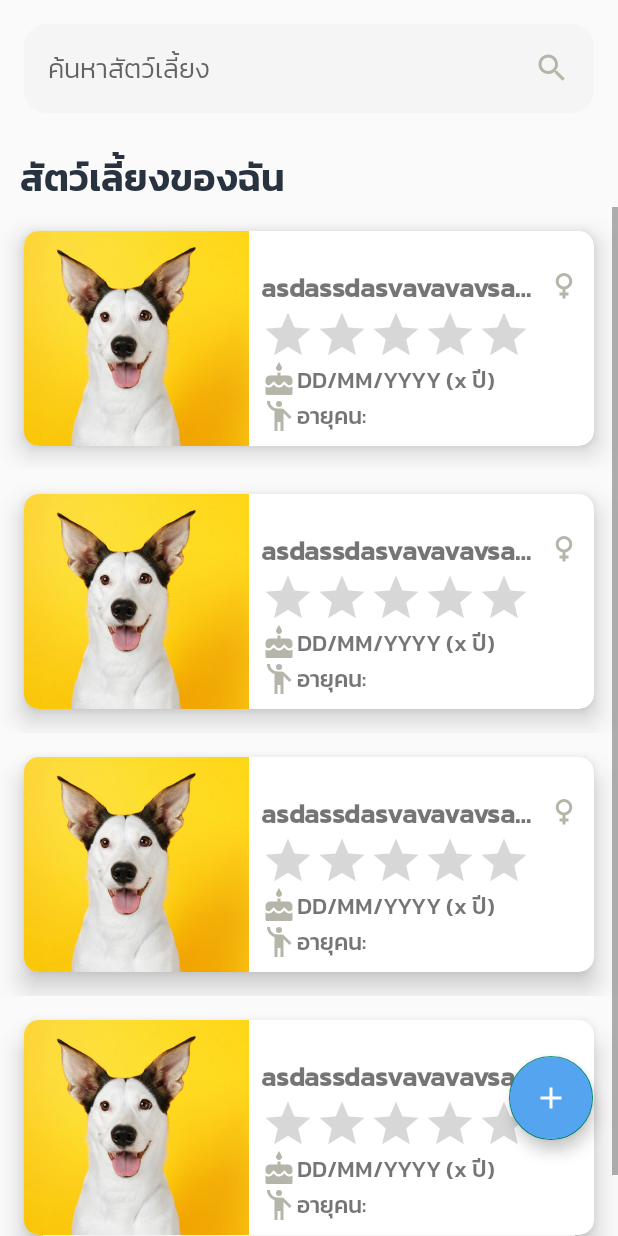
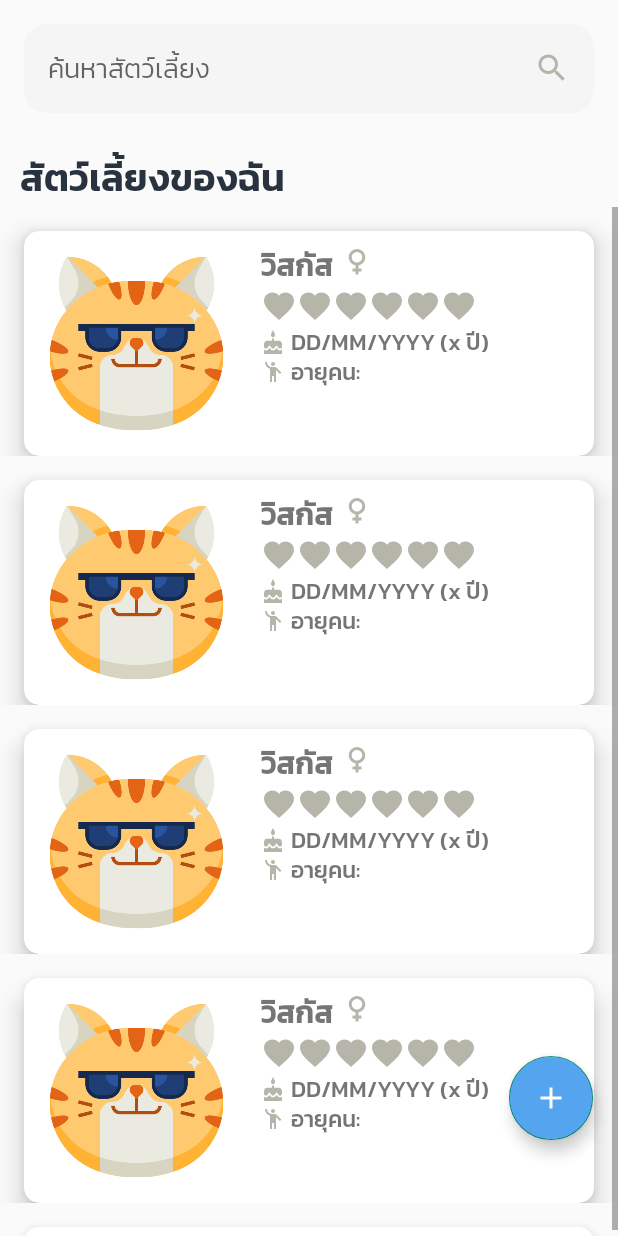
Before and after one commit to natersland/pet-hero-NativeAndroid, an Android app: the layout fragment_home_screen.xml on its own in the app's theme, with its tools: preview values and no code run, on a phone screen of 412 x 824 dp. Run offline under Robolectric (Android 15) with nearby library versions, the phone set to English and light mode, and no system bars.

Commit message:
styled: change view pet card to constraint layout and added heart score icon

```diff
--- a/app/src/main/res/drawable/ic_baseline_cake_24.xml
+++ b/app/src/main/res/drawable/ic_baseline_cake_24.xml
@@ -1,5 +1,5 @@
-<vector android:height="24dp" android:tint="@color/hard_gray_brand"
-    android:viewportHeight="24" android:viewportWidth="24"
-    android:width="24dp" xmlns:android="http://schemas.android.com/apk/res/android">
+<vector android:height="16dp" android:tint="@color/hard_gray_brand"
+    android:viewportHeight="20" android:viewportWidth="24"
+    android:width="16dp" xmlns:android="http://schemas.android.com/apk/res/android">
     <path android:fillColor="@android:color/white" android:pathData="M12,6c1.11,0 2,-0.9 2,-2 0,-0.38 -0.1,-0.73 -0.29,-1.03L12,0l-1.71,2.97c-0.19,0.3 -0.29,0.65 -0.29,1.03 0,1.1 0.9,2 2,2zM16.6,15.99l-1.07,-1.07 -1.08,1.07c-1.3,1.3 -3.58,1.31 -4.89,0l-1.07,-1.07 -1.09,1.07C6.75,16.64 5.88,17 4.96,17c-0.73,0 -1.4,-0.23 -1.96,-0.61L3,21c0,0.55 0.45,1 1,1h16c0.55,0 1,-0.45 1,-1v-4.61c-0.56,0.38 -1.23,0.61 -1.96,0.61 -0.92,0 -1.79,-0.36 -2.44,-1.01zM18,9h-5L13,7h-2v2L6,9c-1.66,0 -3,1.34 -3,3v1.54c0,1.08 0.88,1.96 1.96,1.96 0.52,0 1.02,-0.2 1.38,-0.57l2.14,-2.13 2.13,2.13c0.74,0.74 2.03,0.74 2.77,0l2.14,-2.13 2.13,2.13c0.37,0.37 0.86,0.57 1.38,0.57 1.08,0 1.96,-0.88 1.96,-1.96L20.99,12C21,10.34 19.66,9 18,9z"/>
 </vector>
--- a/app/src/main/res/drawable/ic_baseline_emoji_people_24.xml
+++ b/app/src/main/res/drawable/ic_baseline_emoji_people_24.xml
@@ -1,6 +1,6 @@
-<vector android:height="24dp" android:tint="@color/hard_gray_brand"
+<vector android:height="16dp" android:tint="@color/hard_gray_brand"
     android:viewportHeight="24" android:viewportWidth="24"
-    android:width="24dp" xmlns:android="http://schemas.android.com/apk/res/android">
+    android:width="16dp" xmlns:android="http://schemas.android.com/apk/res/android">
     <path android:fillColor="@android:color/white" android:pathData="M12,4m-2,0a2,2 0,1 1,4 0a2,2 0,1 1,-4 0"/>
     <path android:fillColor="@android:color/white" android:pathData="M15.89,8.11C15.5,7.72 14.83,7 13.53,7c-0.21,0 -1.42,0 -2.54,0C8.24,6.99 6,4.75 6,2H4c0,3.16 2.11,5.84 5,6.71V22h2v-6h2v6h2V10.05L18.95,14l1.41,-1.41L15.89,8.11z"/>
 </vector>
--- /dev/null
+++ b/app/src/main/res/drawable/ic_baseline_favorite_24_pink.xml
@@ -0,0 +1,5 @@
+<vector android:height="24dp" android:tint="@color/pink_brand"
+    android:viewportHeight="24" android:viewportWidth="24"
+    android:width="24dp" xmlns:android="http://schemas.android.com/apk/res/android">
+    <path android:fillColor="@android:color/white" android:pathData="M12,21.35l-1.45,-1.32C5.4,15.36 2,12.28 2,8.5 2,5.42 4.42,3 7.5,3c1.74,0 3.41,0.81 4.5,2.09C13.09,3.81 14.76,3 16.5,3 19.58,3 22,5.42 22,8.5c0,3.78 -3.4,6.86 -8.55,11.54L12,21.35z"/>
+</vector>
--- /dev/null
+++ b/app/src/main/res/drawable/ic_custom_rating.xml
@@ -0,0 +1,8 @@
+<?xml version="1.0" encoding="utf-8"?>
+<layer-list xmlns:android="http://schemas.android.com/apk/res/android">
+    <item android:id="@+id/background"
+        android:drawable="@drawable/ic_baseline_favorite_24_gray"/>
+    <item
+        android:id="@+id/progress"
+        android:drawable="@drawable/ic_baseline_favorite_24_pink" />
+</layer-list>
--- a/app/src/main/res/layout/fragment_home_screen.xml
+++ b/app/src/main/res/layout/fragment_home_screen.xml
@@ -30,9 +30,8 @@
             android:hint="@string/find_pet"
             android:inputType="textPersonName"
             android:padding="16dp"
-            app:layout_constraintBottom_toBottomOf="parent"
+            app:layout_constraintStart_toStartOf="parent"
             app:layout_constraintTop_toTopOf="parent"
-            app:layout_constraintVertical_bias="0.054"
             tools:layout_editor_absoluteX="-27dp" />
 
     </LinearLayout>
@@ -58,11 +57,9 @@
         android:orientation="vertical"
         android:scrollbars="vertical"
         app:layoutManager="LinearLayoutManager"
-        app:layout_constraintBottom_toBottomOf="parent"
         app:layout_constraintTop_toBottomOf="@+id/my_pet_list_header"
-        app:layout_constraintVertical_bias="0.0"
+        app:layout_constraintStart_toStartOf="parent"
         tools:itemCount="10"
-        tools:layout_editor_absoluteX="0dp"
         tools:listitem="@layout/view_pet_card" />
 
     <com.google.android.material.floatingactionbutton.FloatingActionButton
--- a/app/src/main/res/layout/view_pet_card.xml
+++ b/app/src/main/res/layout/view_pet_card.xml
@@ -1,9 +1,9 @@
 <?xml version="1.0" encoding="utf-8"?>
-<LinearLayout xmlns:android="http://schemas.android.com/apk/res/android"
+<androidx.constraintlayout.widget.ConstraintLayout xmlns:android="http://schemas.android.com/apk/res/android"
     xmlns:app="http://schemas.android.com/apk/res-auto"
     xmlns:tools="http://schemas.android.com/tools"
     android:layout_width="match_parent"
-    android:layout_height="wrap_content"
+    android:layout_height="match_parent"
     android:orientation="horizontal">
 
     <androidx.cardview.widget.CardView
@@ -11,11 +11,14 @@
         android:layout_width="match_parent"
         android:layout_height="wrap_content"
         android:layout_margin="16dp"
-        android:backgroundTint="@color/white"
+        android:background="@color/white"
         app:cardCornerRadius="10dp"
-        app:cardElevation="10dp"
-        >
-        <LinearLayout
+        android:layout_marginTop="16dp"
+        app:layout_constraintTop_toTopOf="parent"
+        app:layout_constraintStart_toStartOf="parent"
+        app:cardElevation="10dp">
+
+        <androidx.constraintlayout.widget.ConstraintLayout
             android:layout_width="match_parent"
             android:layout_height="wrap_content">
 
@@ -25,87 +28,137 @@
                 android:layout_height="match_parent"
                 android:adjustViewBounds="true"
                 android:scaleType="centerCrop"
-                tools:srcCompat="@drawable/dog_1" />
-            <LinearLayout
+                app:layout_constraintTop_toTopOf="parent"
+                app:layout_constraintStart_toStartOf="parent"
+                android:padding="16dp"
+                tools:srcCompat="@drawable/cool" />
+
+            <androidx.constraintlayout.widget.ConstraintLayout
                 android:layout_width="0dp"
+                android:layout_height="wrap_content"
                 android:layout_weight="1"
-                android:layout_height="wrap_content"
                 android:orientation="vertical"
-                android:padding="8dp"
-                >
+                app:layout_constraintStart_toEndOf="@id/card_pet_avatar"
+                app:layout_constraintTop_toTopOf="parent"
+                android:padding="8dp">
 
                 <!-- Zone 1: Pet Name -->
-                <LinearLayout
-                    android:layout_width="match_parent"
-                    android:layout_height="wrap_content"
-                    android:layout_marginTop="16dp">
-
                     <TextView
                         android:id="@+id/card_pet_name"
-                        android:layout_width="0dp"
-                        android:layout_weight="1"
+                        android:layout_width="wrap_content"
                         android:layout_height="wrap_content"
+                        android:ellipsize="end"
                         android:fontFamily="@font/kanit_md"
+                        android:maxLines="1"
                         android:text="@string/pet_name"
-                        tools:text="asdassdasvavavavsavavasvasv"
-                        android:maxLines="1"
-                        android:ellipsize="end"
-                        android:textSize="18sp"
-                        android:textStyle="bold" />
+                        android:textSize="20sp"
+                        android:textStyle="bold"
+                        app:layout_constraintStart_toStartOf="parent"
+                        app:layout_constraintTop_toTopOf="parent"
+                        tools:text="วิสกัส" />
 
                     <ImageView
                         android:id="@+id/card_pet_gender"
                         android:layout_width="wrap_content"
                         android:layout_height="wrap_content"
                         android:layout_marginStart="4dp"
+                        app:layout_constraintStart_toEndOf="@id/card_pet_name"
+                        app:layout_constraintTop_toTopOf="parent"
                         android:src="@drawable/ic_baseline_female_24" />
+
+
+<!--                Hearts-->
+                <LinearLayout
+                    android:id="@+id/heart_rating"
+                    android:layout_width="match_parent"
+                    android:layout_height="wrap_content"
+                    android:orientation="horizontal"
+                    app:layout_constraintTop_toBottomOf="@id/card_pet_name"
+                    app:layout_constraintStart_toStartOf="parent">
+
+                    <ImageView
+                        android:id="@+id/ic_heart1"
+                        android:layout_width="wrap_content"
+                        android:layout_height="match_parent"
+                        android:src="@drawable/ic_baseline_favorite_24_gray" />
+
+                    <ImageView
+                        android:id="@+id/ic_heart2"
+                        android:layout_width="wrap_content"
+                        android:layout_height="match_parent"
+                        android:src="@drawable/ic_baseline_favorite_24_gray" />
+
+                    <ImageView
+                        android:id="@+id/ic_heart3"
+                        android:layout_width="wrap_content"
+                        android:layout_height="match_parent"
+                        android:src="@drawable/ic_baseline_favorite_24_gray" />
+
+                    <ImageView
+                        android:id="@+id/ic_heart4"
+                        android:layout_width="wrap_content"
+                        android:layout_height="match_parent"
+                        android:src="@drawable/ic_baseline_favorite_24_gray" />
+
+                    <ImageView
+                        android:id="@+id/ic_heart5"
+                        android:layout_width="wrap_content"
+                        android:layout_height="match_parent"
+                        android:src="@drawable/ic_baseline_favorite_24_gray" />
+
+                    <ImageView
+                        android:id="@+id/ic_heart6"
+                        android:layout_width="wrap_content"
+                        android:layout_height="match_parent"
+                        android:src="@drawable/ic_baseline_favorite_24_gray" />
+
                 </LinearLayout>
-                <RatingBar
-                    android:layout_width="wrap_content"
-                    android:layout_height="wrap_content"
-                    style="@style/Widget.AppCompat.RatingBar.Indicator"
-                    />
-                <!--android:scaleX="0.7"
-                    android:scaleY="0.7"-->
-                <!-- Zone 2: BirthDate -->
-                <LinearLayout
-                    android:layout_width="match_parent"
-                    android:layout_height="wrap_content">
+
                 <ImageView
                     android:id="@+id/ic_cake"
                     android:layout_width="wrap_content"
-                        android:layout_height="wrap_content"
-                        android:src="@drawable/ic_baseline_cake_24"/>
+                    android:layout_height="match_parent"
+                    app:layout_constraintStart_toStartOf="parent"
+                    app:layout_constraintTop_toBottomOf="@id/heart_rating"
+                    android:layout_marginTop="4dp"
+                    android:src="@drawable/ic_baseline_cake_24"
+                    />
+
                 <TextView
                     android:id="@+id/card_birthday_value"
                     android:layout_width="wrap_content"
                     android:layout_height="wrap_content"
+                    android:layout_marginStart="4dp"
                     android:text="@string/dd_mm_yyyy_x"
+                    app:layout_constraintStart_toEndOf="@id/ic_cake"
+                    app:layout_constraintTop_toTopOf="@id/ic_cake"
+                    app:layout_constraintBottom_toBottomOf="@id/ic_cake"
                     android:textSize="15sp" />
-                </LinearLayout>
-                <!-- Zone 3: To Human Age -->
-                <LinearLayout
-                    android:layout_width="match_parent"
-                    android:layout_height="wrap_content">
+
                 <ImageView
                     android:id="@+id/ic_human"
                     android:layout_width="wrap_content"
-                        android:layout_height="wrap_content"
-                        android:src="@drawable/ic_baseline_emoji_people_24"
-                        />
+                    android:layout_height="match_parent"
+                    app:layout_constraintTop_toBottomOf="@id/ic_cake"
+                    app:layout_constraintStart_toStartOf="parent"
+                    android:layout_marginTop="4dp"
+                    android:src="@drawable/ic_baseline_emoji_people_24" />
 
                 <TextView
                     android:id="@+id/card_human_age_value"
                     android:layout_width="wrap_content"
                     android:layout_height="wrap_content"
+                    android:layout_marginStart="4dp"
                     android:text="@string/to_human_age"
+                    app:layout_constraintTop_toTopOf="@id/ic_human"
+                    app:layout_constraintBottom_toBottomOf="@id/ic_human"
+                    app:layout_constraintStart_toEndOf="@id/ic_human"
                     android:textSize="15sp" />
-                </LinearLayout>
-            </LinearLayout>
+            </androidx.constraintlayout.widget.ConstraintLayout>
 
-        </LinearLayout>
+        </androidx.constraintlayout.widget.ConstraintLayout>
 
 
     </androidx.cardview.widget.CardView>
 
-</LinearLayout>
+</androidx.constraintlayout.widget.ConstraintLayout>
```
Also changed, not shown: app/src/main/res/drawable/ic_baseline_favorite_24_gray.xml (renamed from app/src/main/res/drawable/ic_baseline_favorite_24.xml). Lines whose indentation alone changed are shown as unchanged.
